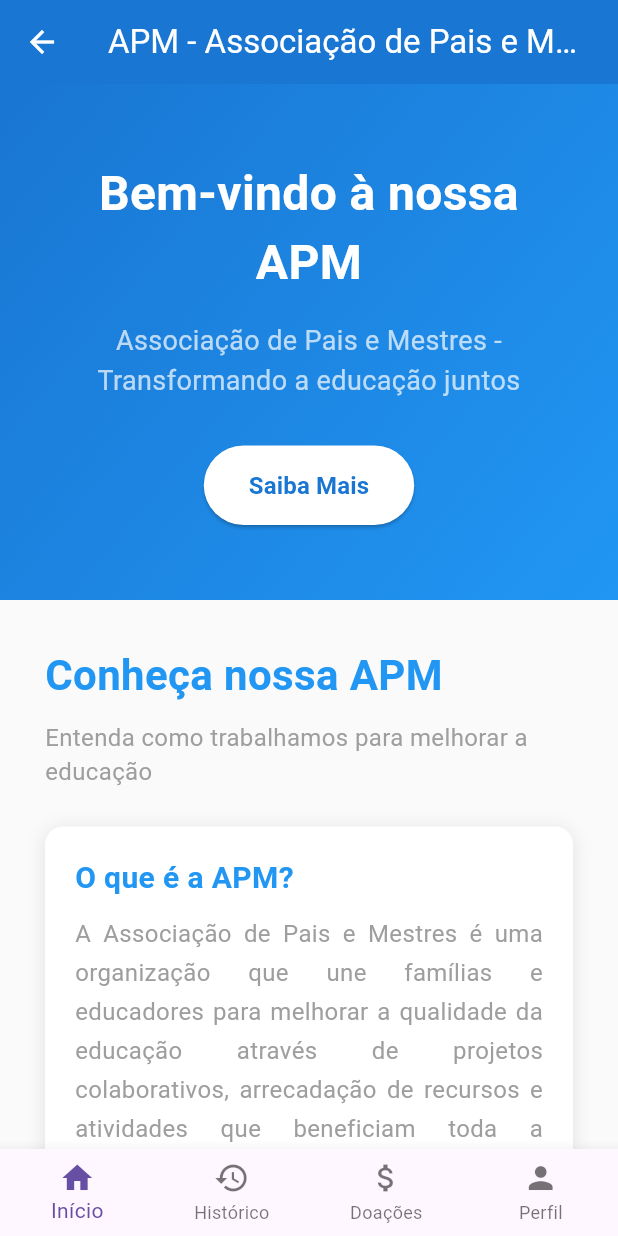
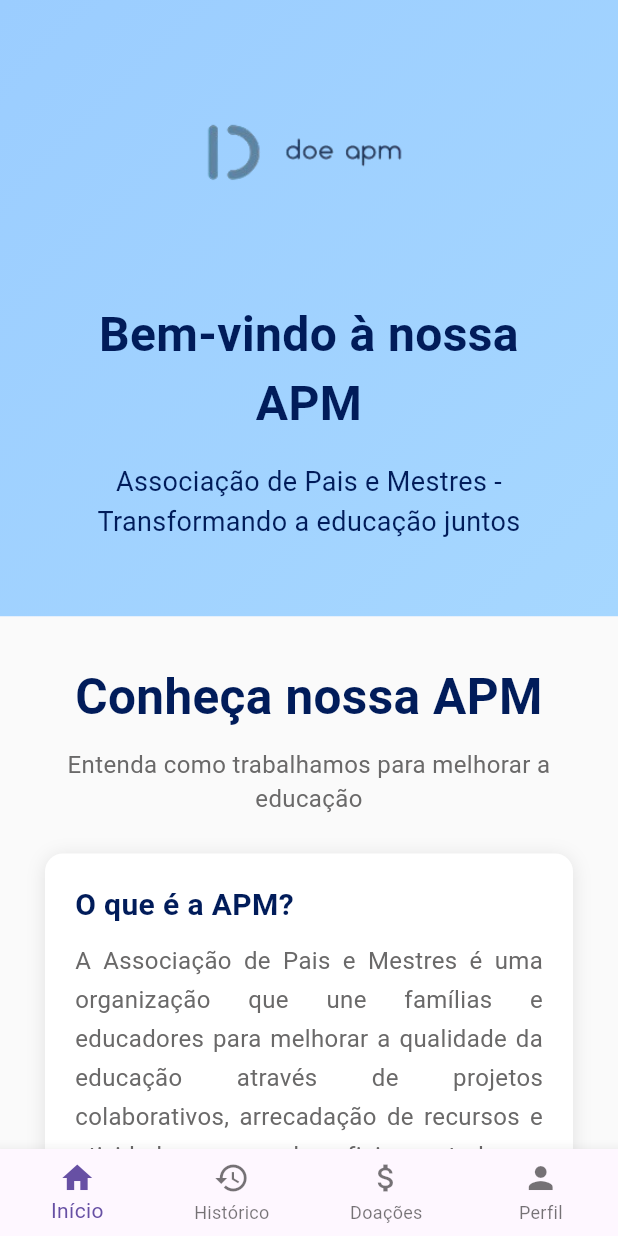
Before and after one commit to layumitmatos/doe_apm_app, a Flutter app: the HomePage screen opened directly, on a phone screen of 412 x 824 dp. Run offline on Flutter 3.47's test engine with Material 3 defaults, Android fonts, the light colour scheme and no system bars.

Commit message:
alterações

```diff
--- a/lib/pages/donation_page.dart
+++ b/lib/pages/donation_page.dart
@@ -57,11 +57,7 @@ class DonationsPage extends StatelessWidget {
   @override
   Widget build(BuildContext context) {
     return Scaffold(
-      appBar: AppBar(
-        title: const Text('Minhas Doações'),
-        backgroundColor: Colors.green[700],
-        foregroundColor: Colors.white,
-      ),
+
       body: SingleChildScrollView(
         padding: const EdgeInsets.all(20),
         child: Column(
--- a/lib/pages/home_page.dart
+++ b/lib/pages/home_page.dart
@@ -2,7 +2,6 @@ import 'package:flutter/material.dart';
 import 'history_page.dart';
 import 'donation_page.dart';
 import 'profile_page.dart';
-
 
 class HomePage extends StatelessWidget {
   const HomePage({super.key});
@@ -10,23 +9,17 @@ class HomePage extends StatelessWidget {
   @override
   Widget build(BuildContext context) {
     return Scaffold(
-      appBar: AppBar(
-        title: const Text('APM - Associação de Pais e Mestres'),
-        backgroundColor: Colors.blue[700],
-        foregroundColor: Colors.white,
-      ),
       body: SingleChildScrollView(
         child: Column(
           children: [
             _buildWelcomeSection(),
             _buildAboutSection(),
-            _buildDonationsSection(),
+            _buildDonationsSection(context),
           ],
         ),
       ),
       bottomNavigationBar: _buildBottomNavigationBar(context, 0),
     );
-  }
   }
 
   Widget _buildWelcomeSection() {
@@ -37,18 +30,22 @@ class HomePage extends StatelessWidget {
         gradient: LinearGradient(
           begin: Alignment.topLeft,
           end: Alignment.bottomRight,
-          colors: [Colors.blue[700]!, Colors.blue[500]!],
+          colors: [const Color.fromRGBO(155, 205, 255, 1), const Color.fromARGB(255, 166, 215, 255)],
         ),
       ),
       child: Column(
         children: [
+          Image.asset(
+            'assets/imagens/logo.png',
+            height: 150,
+          ),
           const SizedBox(height: 20),
           const Text(
             'Bem-vindo à nossa APM',
             style: TextStyle(
               fontSize: 32,
               fontWeight: FontWeight.bold,
-              color: Colors.white,
+              color: Color.fromARGB(255, 1, 28, 90),
             ),
             textAlign: TextAlign.center,
           ),
@@ -57,29 +54,10 @@ class HomePage extends StatelessWidget {
             'Associação de Pais e Mestres - Transformando a educação juntos',
             style: TextStyle(
               fontSize: 18,
-              color: Colors.white70,
+              color: Color.fromARGB(255, 1, 28, 90),
               height: 1.5,
             ),
             textAlign: TextAlign.center,
-          ),
-          const SizedBox(height: 30),
-          ElevatedButton(
-            onPressed: () {},
-            style: ElevatedButton.styleFrom(
-              backgroundColor: Colors.white,
-              foregroundColor: Colors.blue[700],
-              padding: const EdgeInsets.symmetric(horizontal: 30, vertical: 15),
-              shape: RoundedRectangleBorder(
-                borderRadius: BorderRadius.circular(30),
-              ),
-            ),
-            child: const Text(
-              'Saiba Mais',
-              style: TextStyle(
-                fontSize: 16,
-                fontWeight: FontWeight.bold,
-              ),
-            ),
           ),
           const SizedBox(height: 20),
         ],
@@ -92,25 +70,31 @@ class HomePage extends StatelessWidget {
       padding: const EdgeInsets.all(30),
       color: Colors.grey[50],
       child: Column(
-        crossAxisAlignment: CrossAxisAlignment.start,
         children: [
-          const Text(
+          const Column(
+            children: [
+              Text(
                 'Conheça nossa APM',
                 style: TextStyle(
-              fontSize: 28,
+                  fontSize: 33,
                   fontWeight: FontWeight.bold,
-              color: Colors.blue,
+                  color: Color.fromARGB(255, 1, 28, 90),
                 ),
+                textAlign: TextAlign.center,
               ),
-          const SizedBox(height: 10),
-          const Text(
+              SizedBox(height: 10),
+              Text(
                 'Entenda como trabalhamos para melhorar a educação',
                 style: TextStyle(
                   fontSize: 16,
-              color: Colors.grey,
+                  color: Color.fromARGB(255, 106, 105, 105),
                 ),
+                textAlign: TextAlign.center,
+              ),
+            ],
           ),
           const SizedBox(height: 25),
+          // Caixa 1 - O que é a APM
           Container(
             padding: const EdgeInsets.all(20),
             decoration: BoxDecoration(
@@ -132,7 +116,7 @@ class HomePage extends StatelessWidget {
                   style: TextStyle(
                     fontSize: 20,
                     fontWeight: FontWeight.bold,
-                    color: Colors.blue,
+                    color: Color.fromARGB(255, 1, 28, 90),
                   ),
                 ),
                 SizedBox(height: 10),
@@ -141,65 +125,88 @@ class HomePage extends StatelessWidget {
                   style: TextStyle(
                     fontSize: 16,
                     height: 1.6,
-                    color: Colors.grey,
+                    color: Color.fromARGB(255, 106, 105, 105)
                   ),
                   textAlign: TextAlign.justify,
                 ),
               ],
             ),
           ),
-          const SizedBox(height: 20),
-          _buildFeatureItem(
-            icon: Icons.group,
-            title: 'Comunidade Unida',
-            subtitle: 'Pais e professores trabalhando juntos',
-          ),
-          _buildFeatureItem(
-            icon: Icons.school,
-            title: 'Educação de Qualidade',
-            subtitle: 'Foco no desenvolvimento dos alunos',
-          ),
-          _buildFeatureItem(
-            icon: Icons.construction,
-            title: 'Projetos Concretos',
-            subtitle: 'Resultados visíveis na escola',
-          ),
         ],
       ),
     );
   }
 
-  Widget _buildDonationsSection() {
+  Widget _buildDonationsSection(BuildContext context) {
     return Container(
       padding: const EdgeInsets.all(30),
+      color: Colors.grey[50],
       child: Column(
+        children: [
+          // Caixa 2 - Como suas doações ajudam
+          Container(
+            padding: const EdgeInsets.all(20),
+            margin: const EdgeInsets.only(bottom: 20),
+            decoration: BoxDecoration(
+              color: Colors.white,
+              borderRadius: BorderRadius.circular(12),
+              boxShadow: [
+                BoxShadow(
+                  color: Colors.black.withOpacity(0.1),
+                  blurRadius: 10,
+                  offset: const Offset(0, 2),
+                ),
+              ],
+            ),
+            child: const Column(
               crossAxisAlignment: CrossAxisAlignment.start,
               children: [
-          const Text(
+                Text(
                   'Como suas doações ajudam',
                   style: TextStyle(
-              fontSize: 28,
+                    fontSize: 20,
                     fontWeight: FontWeight.bold,
-              color: Colors.blue,
+                    color: Color.fromARGB(255, 1, 28, 90),
                   ),
                 ),
-          const SizedBox(height: 20),
-          const Text(
+                SizedBox(height: 10),
+                Text(
                   'Suas contribuições são fundamentais para melhorias na infraestrutura, aquisição de materiais didáticos, equipamentos tecnológicos e realização de atividades extracurriculares que enriquecem a experiência educacional.',
                   style: TextStyle(
                     fontSize: 16,
                     height: 1.6,
-              color: Colors.grey,
+                    color: Color.fromARGB(255, 106, 105, 105),
                   ),
                   textAlign: TextAlign.justify,
                 ),
-          const SizedBox(height: 30),
+              ],
+            ),
+          ),
+
+          // Caixa 3 - O que você encontra no app
+          Container(
+            padding: const EdgeInsets.all(20),
+            margin: const EdgeInsets.only(bottom: 20),
+            decoration: BoxDecoration(
+              color: Colors.white,
+              borderRadius: BorderRadius.circular(12),
+              boxShadow: [
+                BoxShadow(
+                  color: Colors.black.withOpacity(0.1),
+                  blurRadius: 10,
+                  offset: const Offset(0, 2),
+                ),
+              ],
+            ),
+            child: Column(
+              crossAxisAlignment: CrossAxisAlignment.start,
+              children: [
                 const Text(
                   'O que você encontra no app:',
                   style: TextStyle(
                     fontSize: 20,
                     fontWeight: FontWeight.bold,
-              color: Colors.blue,
+                    color: Color.fromARGB(255, 1, 28, 90),
                   ),
                 ),
                 const SizedBox(height: 15),
@@ -207,7 +214,11 @@ class HomePage extends StatelessWidget {
                 _buildDonationFeature('Visualize o histórico completo de arrecadações'),
                 _buildDonationFeature('Veja como os recursos são utilizados'),
                 _buildDonationFeature('Mantenha-se informado sobre nossas atividades'),
-          const SizedBox(height: 30),
+              ],
+            ),
+          ),
+
+          // Botão de doação
           Container(
             width: double.infinity,
             padding: const EdgeInsets.all(25),
@@ -240,7 +251,9 @@ class HomePage extends StatelessWidget {
                 ),
                 const SizedBox(height: 20),
                 ElevatedButton(
-                  onPressed: () {},
+                  onPressed: () {
+                    _showContactDialog(context);
+                  },
                   style: ElevatedButton.styleFrom(
                     backgroundColor: Colors.white,
                     foregroundColor: Colors.green[700],
@@ -265,29 +278,71 @@ class HomePage extends StatelessWidget {
     );
   }
 
-  Widget _buildFeatureItem({
-    required IconData icon,
-    required String title,
-    required String subtitle,
-  }) {
-    return Container(
-      margin: const EdgeInsets.only(bottom: 15),
-      padding: const EdgeInsets.all(15),
-      decoration: BoxDecoration(
-        color: Colors.white,
-        borderRadius: BorderRadius.circular(10),
-        boxShadow: [
-          BoxShadow(
-            color: Colors.black.withOpacity(0.05),
-            blurRadius: 5,
-            offset: const Offset(0, 2),
+  void _showContactDialog(BuildContext context) {
+    showDialog(
+      context: context,
+      builder: (BuildContext context) {
+        return AlertDialog(
+          shape: RoundedRectangleBorder(
+            borderRadius: BorderRadius.circular(15),
+          ),
+          title: Row(
+            mainAxisAlignment: MainAxisAlignment.spaceBetween,
+            children: [
+              const Text(
+                'Fale Conosco',
+                style: TextStyle(
+                  fontSize: 20,
+                  fontWeight: FontWeight.bold,
+                  color: Color.fromARGB(255, 1, 28, 90),
+                ),
+              ),
+              IconButton(
+                icon: const Icon(Icons.close, size: 24),
+                onPressed: () {
+                  Navigator.of(context).pop();
+                },
               ),
             ],
           ),
-      child: Row(
+          content: Column(
+            mainAxisSize: MainAxisSize.min,
+            crossAxisAlignment: CrossAxisAlignment.start,
             children: [
-          Icon(icon, size: 40, color: Colors.blue),
-          const SizedBox(width: 15),
+              const SizedBox(height: 10),
+              _buildContactInfo(
+                Icons.email,
+                'E-mail:',
+                'apm.escola@educacao.com.br',
+              ),
+              const SizedBox(height: 15),
+              _buildContactInfo(
+                Icons.phone,
+                'Telefone:',
+                '(11) 98765-4321',
+              ),
+              const SizedBox(height: 20),
+              const Text(
+                'Entre em contato conosco para mais informações sobre como fazer sua doação.',
+                style: TextStyle(
+                  fontSize: 14,
+                  color: Colors.grey,
+                ),
+                textAlign: TextAlign.center,
+              ),
+            ],
+          ),
+        );
+      },
+    );
+  }
+
+  Widget _buildContactInfo(IconData icon, String title, String info) {
+    return Row(
+      crossAxisAlignment: CrossAxisAlignment.start,
+      children: [
+        Icon(icon, size: 20, color: Colors.blue),
+        const SizedBox(width: 10),
         Expanded(
           child: Column(
             crossAxisAlignment: CrossAxisAlignment.start,
@@ -297,14 +352,14 @@ class HomePage extends StatelessWidget {
                 style: const TextStyle(
                   fontSize: 16,
                   fontWeight: FontWeight.bold,
-                    color: Colors.blue,
+                  color: Color.fromARGB(255, 1, 28, 90),
                 ),
               ),
               const SizedBox(height: 5),
               Text(
-                  subtitle,
+                info,
                 style: const TextStyle(
-                    fontSize: 14,
+                  fontSize: 16,
                   color: Colors.grey,
                 ),
               ),
@@ -312,7 +367,6 @@ class HomePage extends StatelessWidget {
           ),
         ),
       ],
-      ),
     );
   }
 
@@ -322,7 +376,7 @@ class HomePage extends StatelessWidget {
       child: Row(
         crossAxisAlignment: CrossAxisAlignment.start,
         children: [
-          Icon(Icons.check_circle, size: 20, color: Colors.green),
+          Icon(Icons.check_circle, size: 20, color: Colors.green[700]),
           const SizedBox(width: 10),
           Expanded(
             child: Text(
@@ -380,3 +434,4 @@ BottomNavigationBar _buildBottomNavigationBar(BuildContext context, int currentI
       ],
     );
   }
+}
```
Also changed, not shown: lib/pages/history_page.dart (+2 -5 lines), lib/pages/login_page.dart (+54 -8 lines), lib/pages/profile_page.dart (+15 -44 lines), flutter_01.png (added). Lines whose indentation alone changed are shown as unchanged.
